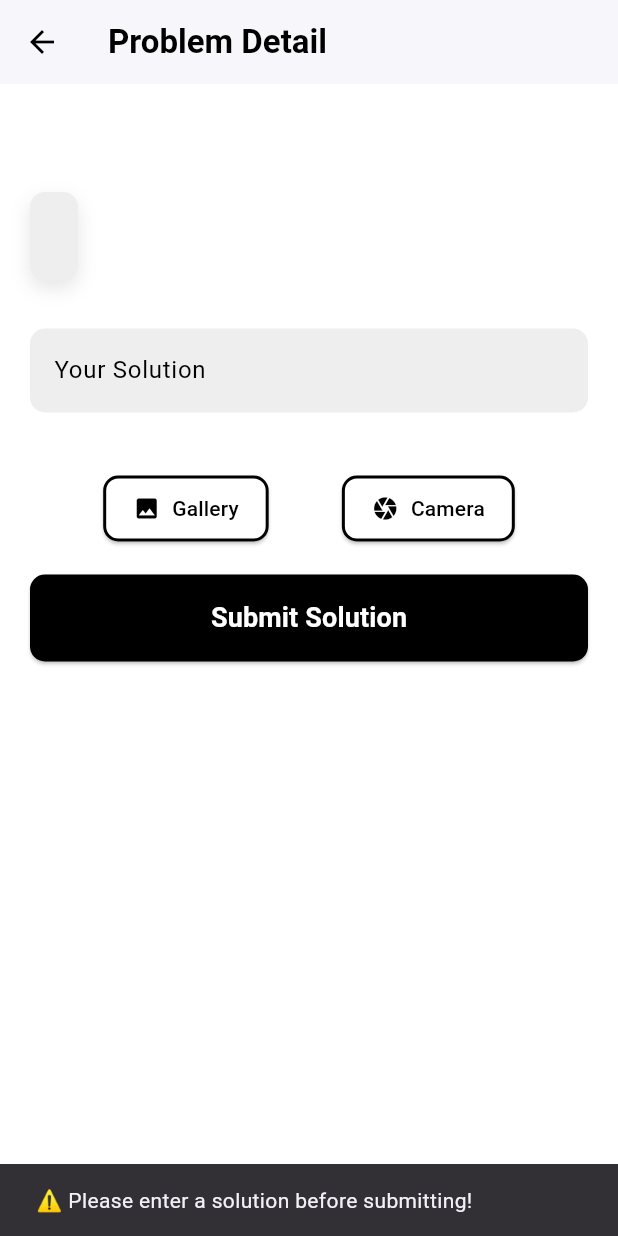
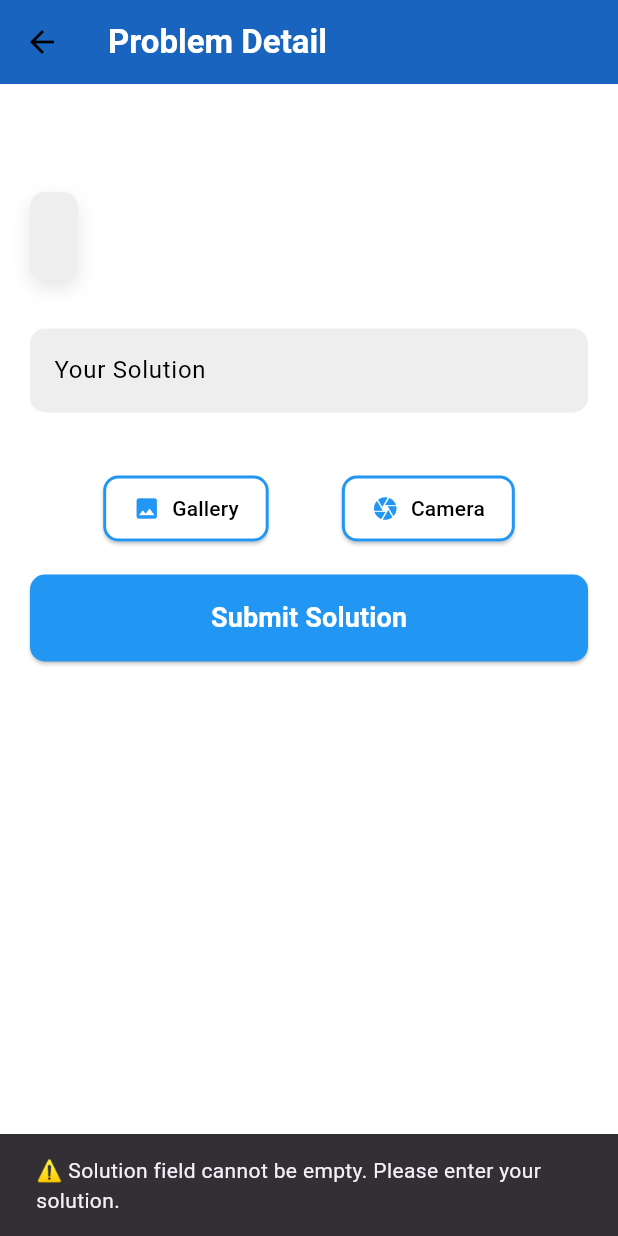
Before and after one commit to mohamed-emad-c4/programming-learn, a Flutter app: the ProblemDetailScreen screen opened directly with empty values, after a tap on "Submit Solution", on a phone screen of 412 x 824 dp. Run offline on Flutter 3.47's test engine with Material 3 defaults, Android fonts, the phone set to English and light mode, and no system bars; our stand-ins replace bloc, cached_network_image, equatable, flutter_animate, flutter_bloc, flutter_markdown and 9 more; missing offline and left inert: markdown; accounts and stored records are empty.

Commit message:
improve ProblemDetailScreen

```diff
--- a/lib/presentation/screens/problem/peoblem/problem_detail_screen.dart
+++ b/lib/presentation/screens/problem/peoblem/problem_detail_screen.dart
@@ -43,29 +43,32 @@ void _submitSolution() async {
       final result = await cubit.checkCodeWithGemini(solution);
 
       if (result == true) {
-      // الانتقال إلى شاشة النجاح
+        // Navigate to success screen
         Navigator.push(
           context,
           MaterialPageRoute(
-          builder: (context) => SuccessScreen(),
+            builder: (context) => const SuccessScreen(),
           ),
         );
       } else {
-      // الانتقال إلى شاشة الأخطاء مع إرسال الخطأ
+        // Navigate to error screen with error message
         Navigator.push(
           context,
           MaterialPageRoute(
-          builder: (context) => ErrorScreen(errorMessage: result),
+            builder: (context) => ErrorScreen(
+              errorMessage: 'Solution is incorrect, please try again!',
+            ),
           ),
         );
       }
     } else {
       ScaffoldMessenger.of(context).showSnackBar(
-      const SnackBar(content: Text('⚠️ Please enter a solution before submitting!')),
+        const SnackBar(
+          content: Text('⚠️ Solution field cannot be empty. Please enter your solution.'),
+        ),
       );
     }
   }
-
 
   @override
   Widget build(BuildContext context) {
@@ -74,8 +77,8 @@ void _submitSolution() async {
       child: Scaffold(
         backgroundColor: Colors.white,
         appBar: AppBar(
-          title: const Text('Problem Detail', style: TextStyle(fontWeight: FontWeight.bold, color: Colors.black)),
-          backgroundColor: Colors.white,
+          title: const Text('Problem Detail', style: TextStyle(fontWeight: FontWeight.bold, color: Colors.white)),
+          backgroundColor: Colors.blue.shade800,
           elevation: 1,
           iconTheme: const IconThemeData(color: Colors.black),
           systemOverlayStyle: SystemUiOverlayStyle.dark,
@@ -87,15 +90,7 @@ void _submitSolution() async {
             children: [
               Text(title, style: const TextStyle(fontSize: 28, fontWeight: FontWeight.bold, color: Colors.black)),
               const SizedBox(height: 16),
-              Container(
-                decoration: BoxDecoration(
-                  color: Colors.grey[200],
-                  borderRadius: BorderRadius.circular(10),
-                  boxShadow: [BoxShadow(color: Colors.black.withOpacity(0.1), blurRadius: 10, offset: Offset(0, 5))],
-                ),
-                padding: const EdgeInsets.all(16),
-                child: Text(description, style: const TextStyle(fontSize: 18, color: Colors.black87, height: 1.5)),
-              ),
+              _buildDescriptionCard(),
               const SizedBox(height: 32),
               BlocConsumer<ImageCubit, ImageState>(
                 listener: (context, state) {
@@ -106,7 +101,41 @@ void _submitSolution() async {
                 builder: (context, state) {
                   return Column(
                     children: [
-                      TextField(
+                      _buildSolutionTextField(),
+                      const SizedBox(height: 20),
+                      if (state is ImagePicked) _buildPickedImage(state),
+                      if (state is ImageUploading) _buildUploadingIndicator(),
+                      const SizedBox(height: 20),
+                      _buildImagePickerButtons(),
+                      const SizedBox(height: 20),
+                      _buildSubmitButton(),
+                    ],
+                  );
+                },
+              ),
+            ],
+          ),
+        ),
+      ),
+    );
+  }
+
+  Widget _buildDescriptionCard() {
+    return Container(
+      decoration: BoxDecoration(
+        color: Colors.grey[200],
+        borderRadius: BorderRadius.circular(10),
+        boxShadow: [
+          BoxShadow(color: Colors.black.withOpacity(0.1), blurRadius: 10, offset: const Offset(0, 5)),
+        ],
+      ),
+      padding: const EdgeInsets.all(16),
+      child: Text(description, style: const TextStyle(fontSize: 18, color: Colors.black87, height: 1.5)),
+    );
+  }
+
+  Widget _buildSolutionTextField() {
+    return TextField(
       controller: _solutionController,
       maxLines: null,
       style: const TextStyle(color: Colors.black),
@@ -117,12 +146,16 @@ void _submitSolution() async {
         hintStyle: const TextStyle(color: Colors.black54),
         filled: true,
         fillColor: Colors.grey[200],
-                          border: OutlineInputBorder(borderRadius: BorderRadius.circular(10), borderSide: BorderSide.none),
+        border: OutlineInputBorder(
+          borderRadius: BorderRadius.circular(10),
+          borderSide: BorderSide.none,
         ),
       ),
-                      const SizedBox(height: 20),
-                      if (state is ImagePicked)
-                        ClipRRect(
+    );
+  }
+
+  Widget _buildPickedImage(ImagePicked state) {
+    return ClipRRect(
       borderRadius: BorderRadius.circular(10),
       child: Container(
         decoration: BoxDecoration(
@@ -131,14 +164,18 @@ void _submitSolution() async {
         ),
         child: Image.file(File(state.image.path), height: 150, fit: BoxFit.cover),
       ),
-                        ),
-                      if (state is ImageUploading)
-                        const Padding(
+    );
+  }
+
+  Widget _buildUploadingIndicator() {
+    return const Padding(
       padding: EdgeInsets.all(10),
-                          child: CircularProgressIndicator(color: Colors.black),
-                        ),
-                      const SizedBox(height: 20),
-                      Row(
+      child: CircularProgressIndicator(color: Colors.blue),
+    );
+  }
+
+  Widget _buildImagePickerButtons() {
+    return Row(
       mainAxisAlignment: MainAxisAlignment.spaceEvenly,
       children: [
         _buildButton(
@@ -152,28 +189,17 @@ void _submitSolution() async {
           onTap: () => context.read<ImageCubit>().pickImage(ImageSource.camera),
         ),
       ],
-                      ),
-                      const SizedBox(height: 20),
-                      _buildSubmitButton(),
-                    ],
-                  );
-                },
-              ),
-            ],
-          ),
-        ),
-      ),
     );
   }
 
   Widget _buildButton({required IconData icon, required String label, required VoidCallback onTap}) {
     return ElevatedButton.icon(
       onPressed: onTap,
-      icon: Icon(icon, color: Colors.black),
+      icon: Icon(icon, color: Colors.blue),
       label: Text(label, style: const TextStyle(color: Colors.black)),
       style: ElevatedButton.styleFrom(
         backgroundColor: Colors.white,
-        side: const BorderSide(color: Colors.black, width: 2),
+        side: const BorderSide(color: Colors.blue, width: 2),
         shape: RoundedRectangleBorder(borderRadius: BorderRadius.circular(10)),
         padding: const EdgeInsets.symmetric(horizontal: 20, vertical: 12),
       ),
@@ -186,7 +212,7 @@ void _submitSolution() async {
       child: ElevatedButton(
         onPressed: _submitSolution,
         style: ElevatedButton.styleFrom(
-          backgroundColor: Colors.black,
+          backgroundColor: Colors.blue,
           padding: const EdgeInsets.symmetric(vertical: 16),
           shape: RoundedRectangleBorder(borderRadius: BorderRadius.circular(10)),
         ),
```
Also changed, not shown: lib/data/datasources/api_service.dart (+9 -6 lines), lib/domain/repositories/auth_repository_impl.dart (+3 -6 lines), lib/presentation/screens/problem/peoblem/problem_screen.dart (+26 -23 lines), 4 other files. Lines whose indentation alone changed are shown as unchanged.
